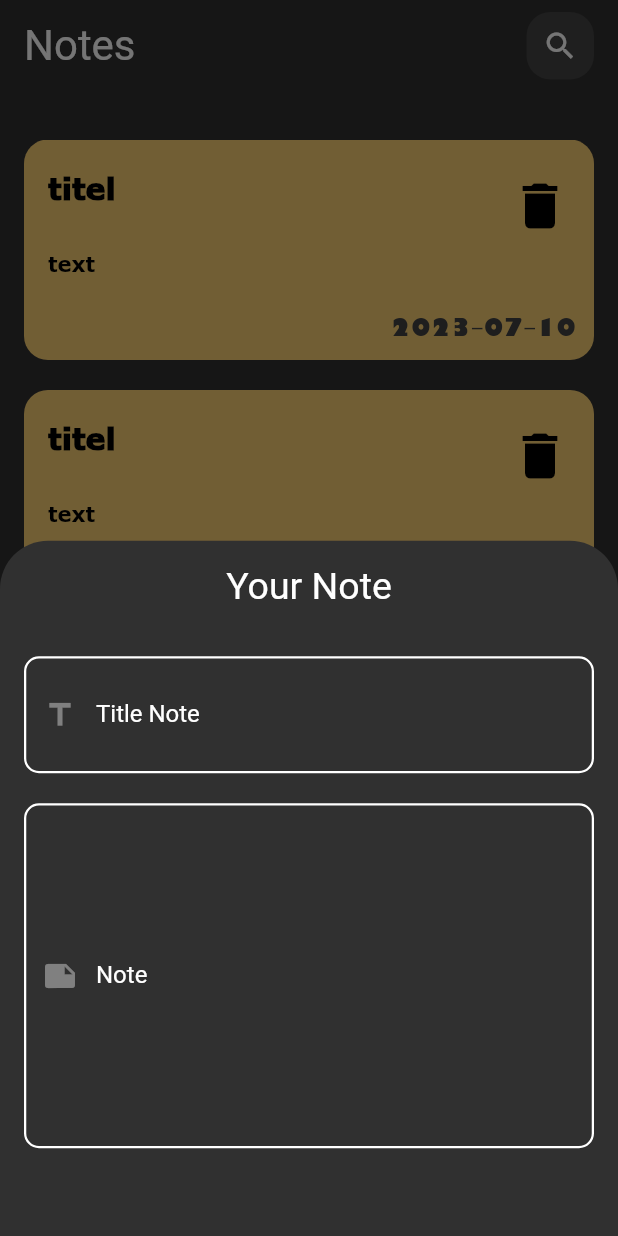
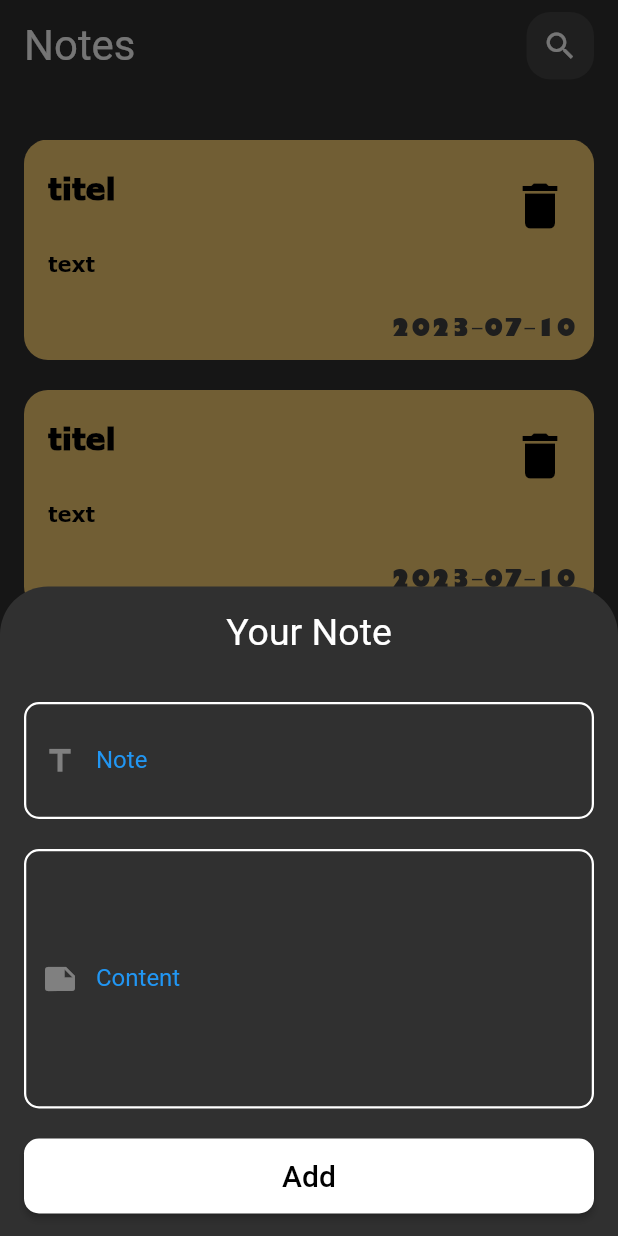
Before and after one commit to Ahmed-elsaid-AEA/noteApp, a Flutter app: the screen it shows after launch, after a tap on the "add" icon, on a phone screen of 412 x 824 dp. Run offline on Flutter 3.47's test engine with Material 2 defaults, Android fonts, the phone set to English and light mode, and no system bars.

Commit message:
finish Note Bottom Sheet

```diff
--- a/lib/views/Widgets/AddNoteBottomSheet.dart
+++ b/lib/views/Widgets/AddNoteBottomSheet.dart
@@ -1,13 +1,15 @@
 import 'package:flutter/cupertino.dart';
 import 'package:flutter/material.dart';
 import 'package:note_app/views/Widgets/CustomFormTextField.dart';
+import 'package:note_app/views/Widgets/CustomMaterialButton.dart';
 
 class AddNoteBottomSheet extends StatelessWidget {
   const AddNoteBottomSheet({super.key});
 
   @override
   Widget build(BuildContext context) {
-    return Padding(
+    return SingleChildScrollView(
+      child: Padding(
         padding: const EdgeInsets.symmetric(horizontal: 16),
         child: Column(
           children: [
@@ -20,10 +22,28 @@ class AddNoteBottomSheet extends StatelessWidget {
                 ),
               ),
             ),
-          CustomFormTextField(hintText: 'Enter Your Title Note ', labelText: 'Title Note',prefixIcon: Icons.title,maxline: 2,),
-          SizedBox(height: 20,),
-          CustomFormTextField(hintText: 'Enter Your Note ', labelText: 'Note',prefixIcon: Icons.note,maxline: 10,)
+            CustomFormTextField(
+              hintText: 'Enter Your Title ',
+              labelText: 'Note',
+              prefixIcon: Icons.title,
+              maxline: 2,
+              cursorColor: Colors.blue,
+              labelColor: Colors.blue,
+            ),
+            SizedBox(height: 20),
+            CustomFormTextField(
+              hintText: 'Enter Your Content ',
+              labelText: 'Content',
+              prefixIcon: Icons.note,
+              maxline: 7,
+              cursorColor: Colors.blue,
+              labelColor: Colors.blue,
+            ),
+            SizedBox(height: 20),
+            CustomMaterialButton(onPressed: () {}, textButton: "Add"),
+            SizedBox(height: 15,)
           ],
+        ),
       ),
     );
   }
--- a/lib/views/Widgets/CustomMaterialButton.dart
+++ b/lib/views/Widgets/CustomMaterialButton.dart
@@ -31,7 +31,8 @@ class CustomMaterialButton extends StatelessWidget {
       minWidth: widthButton,
       color: backgroundButton,
       onPressed: onPressed,
-      child: Text(textButton),
+
+      child: Text(textButton,style: TextStyle(fontSize: 20),),
     );
   }
 }
```
Lines whose indentation alone changed are shown as unchanged.
